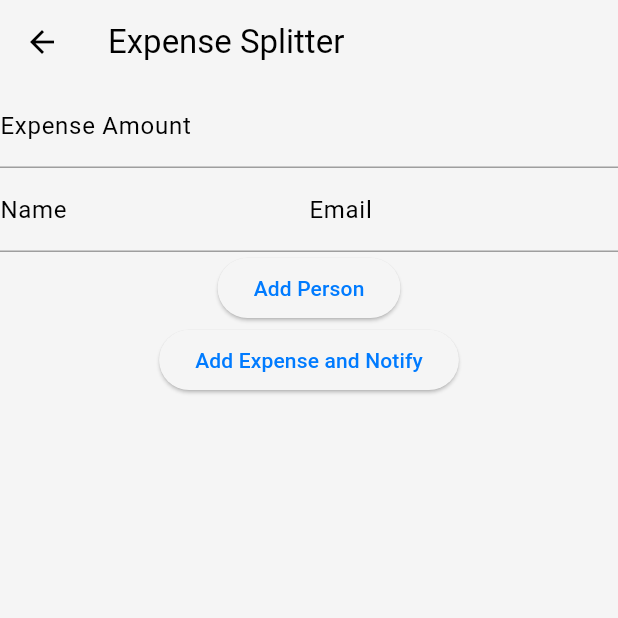
After one commit to vishalpoute/expenses_tracker-main, a Flutter app: the ExpenseSplitterHome screen opened directly, after a tap on "Add Person", after a tap on "Add Expense and Notify", on a phone screen of 412 x 824 dp, the top half of it. The commit adds this screen. Run offline on Flutter 3.47's test engine with Material 3 defaults, Android fonts, the phone set to English and light mode, and no system bars; our stand-ins replace bloc, cloud_firestore, equatable, firebase_core, fl_chart, flutter_bloc and 2 more; missing offline and left inert: mailer; accounts and stored records are empty.

Commit message:
contry manager

```diff
--- /dev/null
+++ b/lib/screens/add_expense/views/ExpenseSplitter.dart
@@ -0,0 +1,169 @@
+import 'package:flutter/material.dart';
+import 'package:firebase_core/firebase_core.dart';
+import 'package:cloud_firestore/cloud_firestore.dart';
+import 'package:mailer/mailer.dart';
+import 'package:mailer/smtp_server.dart';
+
+void main() async {
+  WidgetsFlutterBinding.ensureInitialized();
+  await Firebase.initializeApp();
+  runApp(ExpenseSplitterApp());
+}
+
+class ExpenseSplitterApp extends StatelessWidget {
+  @override
+  Widget build(BuildContext context) {
+    return MaterialApp(
+      title: 'Expense Splitter',
+      home: ExpenseSplitterHome(),
+    );
+  }
+}
+
+class ExpenseSplitterHome extends StatefulWidget {
+  @override
+  _ExpenseSplitterHomeState createState() => _ExpenseSplitterHomeState();
+}
+
+class _ExpenseSplitterHomeState extends State<ExpenseSplitterHome> {
+  final FirebaseFirestore _firestore = FirebaseFirestore.instance;
+  TextEditingController _expenseController = TextEditingController();
+  List<Map<String, TextEditingController>> _peopleControllers = [];
+
+  void addPersonRow() {
+    setState(() {
+      _peopleControllers.add({
+        'name': TextEditingController(),
+        'email': TextEditingController(),
+      });
+    });
+  }
+
+  Future<void> addExpense() async {
+    double amount = double.parse(_expenseController.text);
+    List<Map<String, String>> people = _peopleControllers.map((controllers) {
+      return {
+        'name': controllers['name']!.text,
+        'email': controllers['email']!.text,
+      };
+    }).toList();
+
+    double splitAmount = amount / people.length;
+
+    DocumentReference expenseRef = await _firestore.collection('expenses').add({
+      'amount': amount,
+      'people': people,
+      'splitAmount': splitAmount,
+      'paid': {},
+    });
+
+    for (var person in people) {
+      await sendEmail(person['email']!, person['name']!, splitAmount);
+    }
+
+    _expenseController.clear();
+    setState(() {
+      _peopleControllers.clear();
+    });
+  }
+
+  Future<void> sendEmail(String email, String name, double amount) async {
+    final smtpServer = gmail('your_email@gmail.com', 'your_password');
+    final message = Message()
+      ..from = const Address('your_email@gmail.com', 'Expense Splitter')
+      ..recipients.add(email)
+      ..subject = 'Your share of the expense'
+      ..text = 'Hello $name,\n\nYou owe \$$amount for the recent expense.';
+
+    try {
+      final sendReport = await send(message, smtpServer);
+      print('Message sent: ' + sendReport.toString());
+    } on MailerException catch (e) {
+      print('Message not sent. ${e.message}');
+    }
+  }
+
+  Future<void> markAsPaid(String expenseId, Map<String, String> person) async {
+    DocumentSnapshot expenseDoc = await _firestore.collection('expenses').doc(expenseId).get();
+    Map<String, dynamic> data = expenseDoc.data() as Map<String, dynamic>;
+
+    Map<String, bool> paid = Map<String, bool>.from(data['paid'] ?? {});
+    paid[person['email']!] = true;
+
+    List<Map<String, String>> people = List<Map<String, String>>.from(data['people']);
+    people.removeWhere((p) => p['email'] == person['email']);
+
+    await _firestore.collection('expenses').doc(expenseId).update({
+      'paid': paid,
+      'people': people,
+    });
+  }
+
+  @override
+  Widget build(BuildContext context) {
+    return Scaffold(
+      appBar: AppBar(title: const Text('Expense Splitter')),
+      body: SingleChildScrollView(
+        child: Column(
+          children: [
+            TextField(
+              controller: _expenseController,
+              decoration: const InputDecoration(labelText: 'Expense Amount'),
+              keyboardType: TextInputType.number,
+            ),
+            ..._peopleControllers.map((controllers) => Row(
+              children: [
+                Expanded(
+                  child: TextField(
+                    controller: controllers['name']!,
+                    decoration: const InputDecoration(labelText: 'Name'),
+                  ),
+                ),
+                Expanded(
+                  child: TextField(
+                    controller: controllers['email']!,
+                    decoration: const InputDecoration(labelText: 'Email'),
+                    keyboardType: TextInputType.emailAddress,
+                  ),
+                ),
+              ],
+            )).toList(),
+            ElevatedButton(
+              onPressed: addPersonRow,
+              child: const Text('Add Person'),
+            ),
+            ElevatedButton(
+              onPressed: addExpense,
+              child: const Text('Add Expense and Notify'),
+            ),
+            StreamBuilder<QuerySnapshot>(
+              stream: _firestore.collection('expenses').snapshots(),
+              builder: (context, snapshot) {
+                if (!snapshot.hasData) return const CircularProgressIndicator();
+
+                return Column(
+                  children: snapshot.data!.docs.map((doc) {
+                    Map<String, dynamic> data = doc.data() as Map<String, dynamic>;
+                    return ListTile(
+                      title: Text('Amount: \$${data['amount']}'),
+                      subtitle: Column(
+                        crossAxisAlignment: CrossAxisAlignment.start,
+                        children: (data['people'] as List<dynamic>).map((person) =>
+                            Text('${person['name']} (${person['email']})'),
+                        ).toList(),
+                      ),
+                      trailing: ElevatedButton(
+                        onPressed: () => markAsPaid(doc.id, data['people'][0]),
+                        child: const Text('Mark Paid'),
+                      ),
+                    );
+                  }).toList(),
+                );
+              },
+            ),
+          ],
+        ),
+      ),
+    );
+  }
+}
--- a/pubspec.yaml
+++ b/pubspec.yaml
@@ -17,6 +17,7 @@ dependencies:
   uuid: ^4.3.3
 
   firebase_core: ^2.16.0
+  mailer: ^6.2.0
 
   bloc: ^8.1.2
   flutter_bloc: ^8.1.3
```
Also changed, not shown: lib/screens/home/views/main_screen.dart (+44 -31 lines), firebase.json, lib/firebase_options.dart, pubspec.lock.
